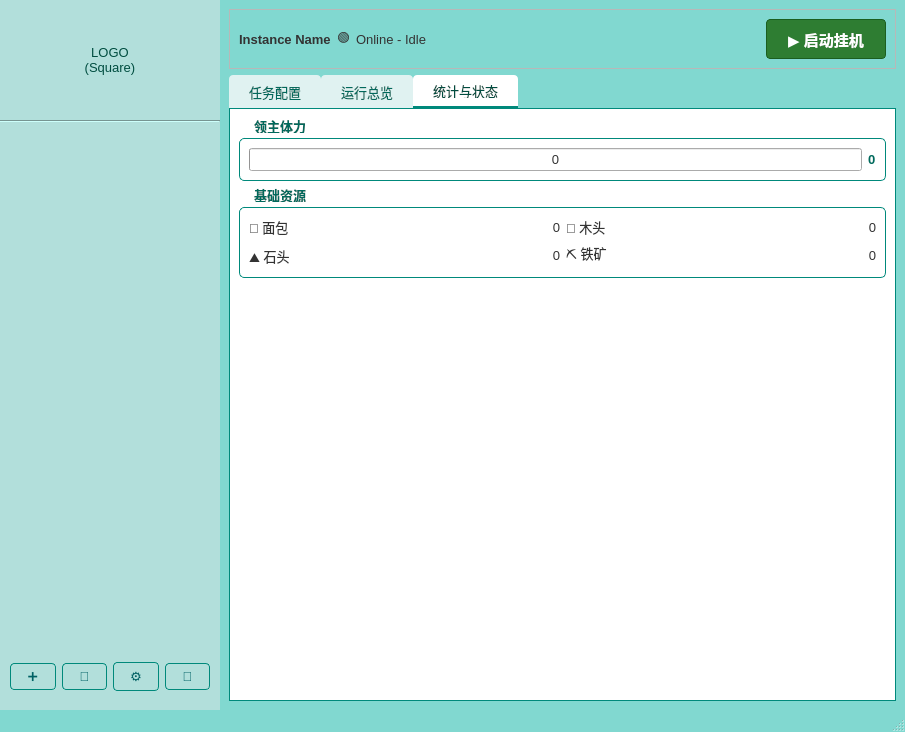
Old version of the form ui/main_window.ui in the repository Deepwoods00/KSAS.
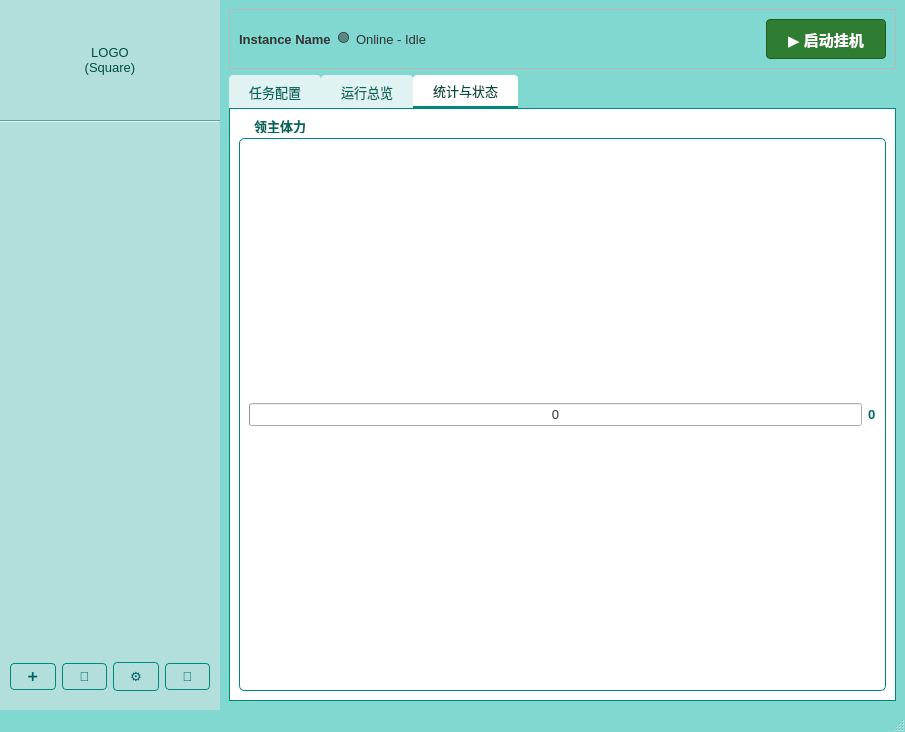
New version of the form. The open tabs and pages were chosen to show the change.

The edit to the form file:
```diff
--- a/ui/main_window.ui
+++ b/ui/main_window.ui
@@ -685,96 +685,6 @@
               </layout>
              </widget>
             </item>
-            <item>
-             <widget class="QGroupBox" name="group_resources">
-              <property name="title">
-               <string>基础资源</string>
-              </property>
-              <layout class="QGridLayout" name="gridLayout_resources">
-               <item row="0" column="0">
-                <widget class="QLabel" name="lbl_icon_food">
-                 <property name="text">
-                  <string>🍞 面包</string>
-                 </property>
-                </widget>
-               </item>
-               <item row="0" column="1">
-                <widget class="QLabel" name="val_food">
-                 <property name="text">
-                  <string>0</string>
-                 </property>
-                 <property name="alignment">
-                  <set>Qt::AlignmentFlag::AlignRight|Qt::AlignmentFlag::AlignTrailing|Qt::AlignmentFlag::AlignVCenter</set>
-                 </property>
-                </widget>
-               </item>
-               <item row="0" column="2">
-                <widget class="QLabel" name="lbl_icon_wood">
-                 <property name="text">
-                  <string>🌲 木头</string>
-                 </property>
-                </widget>
-               </item>
-               <item row="0" column="3">
-                <widget class="QLabel" name="val_wood">
-                 <property name="text">
-                  <string>0</string>
-                 </property>
-                 <property name="alignment">
-                  <set>Qt::AlignmentFlag::AlignRight|Qt::AlignmentFlag::AlignTrailing|Qt::AlignmentFlag::AlignVCenter</set>
-                 </property>
-                </widget>
-               </item>
-               <item row="1" column="0">
-                <widget class="QLabel" name="lbl_icon_stone">
-                 <property name="text">
-                  <string>⛰️ 石头</string>
-                 </property>
-                </widget>
-               </item>
-               <item row="1" column="1">
-                <widget class="QLabel" name="val_stone">
-                 <property name="text">
-                  <string>0</string>
-                 </property>
-                 <property name="alignment">
-                  <set>Qt::AlignmentFlag::AlignRight|Qt::AlignmentFlag::AlignTrailing|Qt::AlignmentFlag::AlignVCenter</set>
-                 </property>
-                </widget>
-               </item>
-               <item row="1" column="2">
-                <widget class="QLabel" name="lbl_icon_iron">
-                 <property name="text">
-                  <string>⛏️ 铁矿</string>
-                 </property>
-                </widget>
-               </item>
-               <item row="1" column="3">
-                <widget class="QLabel" name="val_iron">
-                 <property name="text">
-                  <string>0</string>
-                 </property>
-                 <property name="alignment">
-                  <set>Qt::AlignmentFlag::AlignRight|Qt::AlignmentFlag::AlignTrailing|Qt::AlignmentFlag::AlignVCenter</set>
-                 </property>
-                </widget>
-               </item>
-              </layout>
-             </widget>
-            </item>
-            <item>
-             <spacer name="verticalSpacer_stats">
-              <property name="orientation">
-               <enum>Qt::Orientation::Vertical</enum>
-              </property>
-              <property name="sizeHint" stdset="0">
-               <size>
-                <width>20</width>
-                <height>40</height>
-               </size>
-              </property>
-             </spacer>
-            </item>
            </layout>
           </widget>
          </widget>
```
Left out of the diff: 2 changed lines with no effect on the pictures.
